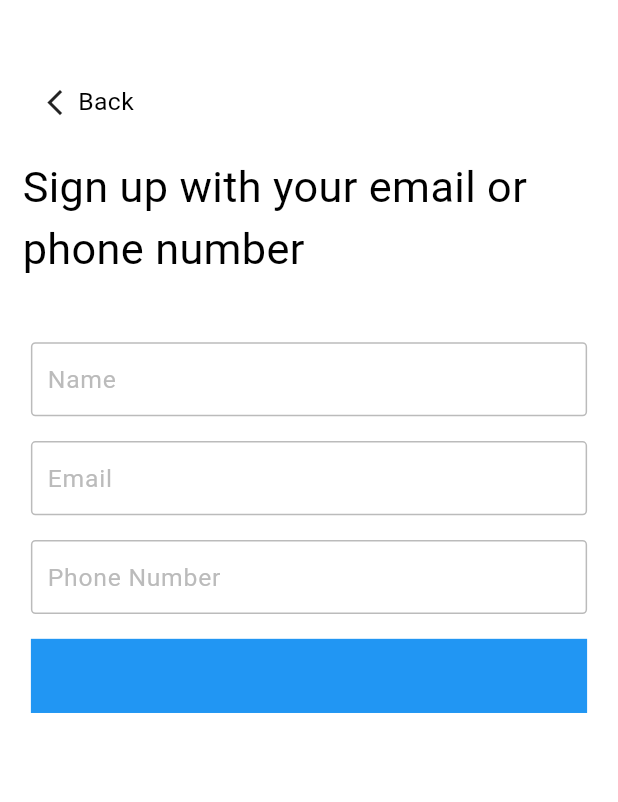
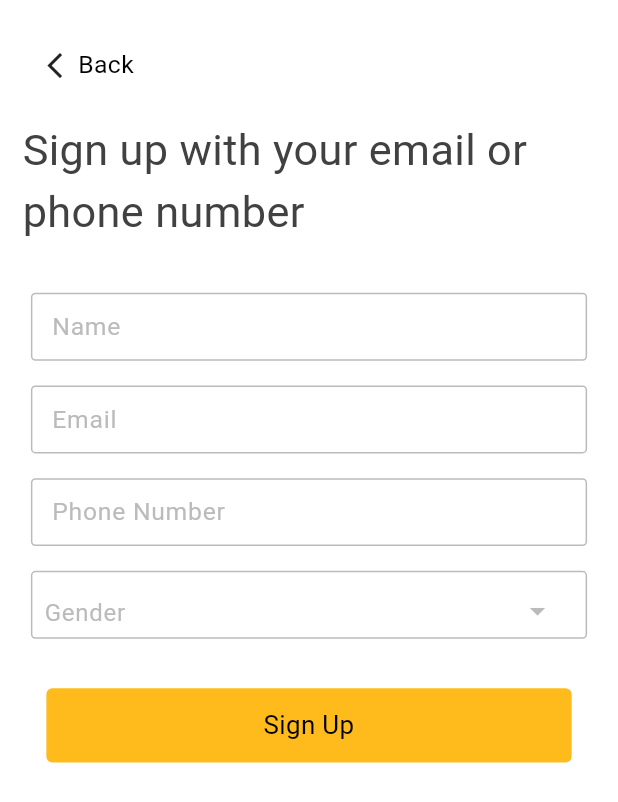
Before and after one commit to Cyber-Nut/GoSri, a Flutter app: the SignupScreen screen opened by its route, on a phone screen of 412 x 824 dp. Shown: the top 802 px of the screen. Run offline on Flutter 3.47's test engine with Material 3 defaults, Android fonts, the phone set to English and light mode, and no system bars; drawn by our look-alikes of dropdown_textfield.

Commit message:
created the input field in the sign up page

```diff
--- a/lib/authentication_screens/choose_role_screen.dart
+++ b/lib/authentication_screens/choose_role_screen.dart
@@ -46,7 +46,7 @@ class _ChooseRoleScreenState extends State<ChooseRoleScreen> {
         child: Column(
           children: [
             SizedBox(
-              height: MediaQuery.of(context).size.height * 0.05,
+              height: MediaQuery.of(context).size.height * 0.02,
             ),
 
             //Back Button
--- a/lib/authentication_screens/signup_screen.dart
+++ b/lib/authentication_screens/signup_screen.dart
@@ -1,5 +1,8 @@
 import 'package:flutter/material.dart';
+import 'package:gosri/components/colors.dart';
+import 'package:gosri/components/custom_button.dart';
 import 'package:gosri/components/input_field.dart';
+import 'package:dropdown_textfield/dropdown_textfield.dart';
 
 class SignupScreen extends StatefulWidget {
   const SignupScreen({super.key});
@@ -12,17 +15,24 @@ class _SignupScreenState extends State<SignupScreen> {
   final TextEditingController emailController = TextEditingController();
   final TextEditingController phoneController = TextEditingController();
   final TextEditingController nameController = TextEditingController();
+  final SingleValueDropDownController genderController =
+      SingleValueDropDownController();
+
+  void onSignUpHandler() {
+    print('Sign Up button pressed');
+  }
 
   @override
   Widget build(BuildContext context) {
     return SafeArea(
         child: Scaffold(
+      resizeToAvoidBottomInset: false,
       body: Padding(
         padding: const EdgeInsets.all(15.0),
         child: Column(
           children: [
             SizedBox(
-              height: MediaQuery.of(context).size.height * 0.05,
+              height: MediaQuery.of(context).size.height * 0.02,
             ),
 
             //Back Button
@@ -55,11 +65,12 @@ class _SignupScreenState extends State<SignupScreen> {
             Text(
               'Sign up with your email or phone number',
               style: TextStyle(
-                  fontSize: MediaQuery.of(context).size.height * 0.035),
+                  fontSize: MediaQuery.of(context).size.height * 0.035,
+                  color: AppColors.error),
             ),
 
             SizedBox(
-              height: MediaQuery.of(context).size.height * 0.05,
+              height: MediaQuery.of(context).size.height * 0.03,
             ),
 
             Container(
@@ -72,8 +83,9 @@ class _SignupScreenState extends State<SignupScreen> {
                 mainAxisAlignment: MainAxisAlignment.center,
                 crossAxisAlignment: CrossAxisAlignment.center,
                 children: [
+                  //Name
                   Container(
-                    height: MediaQuery.of(context).size.height * 0.06,
+                    height: MediaQuery.of(context).size.height * 0.055,
                     width: MediaQuery.of(context).size.width * 0.9,
                     // decoration: BoxDecoration(color: Colors.blue),
                     child: InputField(
@@ -81,11 +93,14 @@ class _SignupScreenState extends State<SignupScreen> {
                       controller: nameController,
                     ),
                   ),
+
                   SizedBox(
                     height: MediaQuery.of(context).size.height * 0.02,
                   ),
+
+                  //Email
                   Container(
-                    height: MediaQuery.of(context).size.height * 0.06,
+                    height: MediaQuery.of(context).size.height * 0.055,
                     width: MediaQuery.of(context).size.width * 0.9,
                     // decoration: BoxDecoration(color: Colors.blue),
                     child: InputField(
@@ -96,27 +111,73 @@ class _SignupScreenState extends State<SignupScreen> {
                   SizedBox(
                     height: MediaQuery.of(context).size.height * 0.02,
                   ),
+
+                  //Phone Number
                   Container(
-                    height: MediaQuery.of(context).size.height * 0.06,
+                    height: MediaQuery.of(context).size.height * 0.055,
                     width: MediaQuery.of(context).size.width * 0.9,
                     // decoration: BoxDecoration(color: Colors.blue),
                     child: InputField(
                       hintText: 'Phone Number',
                       keyboardType: TextInputType.number,
                       controller: phoneController,
+                      maxLength: 10,
                     ),
                   ),
+
                   SizedBox(
                     height: MediaQuery.of(context).size.height * 0.02,
                   ),
+
+                  //Gender Drop Down
                   Container(
-                    height: MediaQuery.of(context).size.height * 0.06,
-                    width: MediaQuery.of(context).size.width * 0.9,
-                    decoration: BoxDecoration(color: Colors.blue),
-                  ),
+                      height: MediaQuery.of(context).size.height * 0.055,
+                      width: MediaQuery.of(context).size.width * 0.9,
+                      decoration: BoxDecoration(
+                          border: Border.all(
+                            color: AppColors.surface,
+                          ),
+                          borderRadius: BorderRadius.circular(3)),
+                      child: Padding(
+                        padding: EdgeInsets.fromLTRB(8, 8, 8, 0),
+                        child: DropDownTextField(
+                          controller: genderController,
+                          clearOption: true,
+                          dropDownItemCount: 3,
+                          textFieldDecoration: InputDecoration(
+                              border: InputBorder.none,
+                              hintText: 'Gender',
+                              hintStyle: TextStyle(
+                                color: AppColors.surface,
+                              )),
+                          dropDownIconProperty:
+                              IconProperty(color: AppColors.surface),
+                          dropDownList: [
+                            DropDownValueModel(name: 'Male', value: 'Male'),
+                            DropDownValueModel(name: 'Female', value: 'Female'),
+                            DropDownValueModel(
+                                name: 'Prefer not to say',
+                                value: 'Prefer not to say')
+                          ],
+                        ),
+                      )),
                 ],
               ),
-            )
+            ),
+            SizedBox(
+              height: MediaQuery.of(context).size.height * 0.03,
+            ),
+            //Sign Up button
+            Container(
+                height: MediaQuery.of(context).size.height * 0.06,
+                width: MediaQuery.of(context).size.width * 0.85,
+                child: Expanded(
+                  child: CustomButton(
+                      title: "Sign Up",
+                      onPressed: onSignUpHandler,
+                      backgroundColor: AppColors.primary,
+                      borderColor: AppColors.primary),
+                )),
           ],
         ),
       ),
--- a/lib/components/custom_button.dart
+++ b/lib/components/custom_button.dart
@@ -34,7 +34,6 @@ class CustomButton extends StatelessWidget {
                   fontSize: MediaQuery.of(context).size.height * 0.021),
             ),
           ),
-          ),
-        ));
+        )));
   }
 }
--- a/lib/components/input_field.dart
+++ b/lib/components/input_field.dart
@@ -1,5 +1,6 @@
 import 'dart:ui';
 import 'package:flutter/material.dart';
+import 'package:flutter/services.dart';
 import 'package:gosri/components/colors.dart';
 
 class InputField extends StatelessWidget {
@@ -7,6 +8,7 @@ class InputField extends StatelessWidget {
   final TextEditingController? controller;
   final TextInputType? keyboardType;
   final bool obscureText;
+  final int maxLength;
 
   const InputField({
     Key? key,
@@ -14,30 +16,39 @@ class InputField extends StatelessWidget {
     this.controller,
     this.keyboardType,
     this.obscureText = false,
+    this.maxLength = 20,
   }) : super(key: key);
 
   @override
   Widget build(BuildContext context) {
     return Expanded(
-        child: Container(
-            decoration: BoxDecoration(
-                borderRadius: BorderRadius.circular(3),
-                border: Border.all(
-                  color: AppColors.surface,
-                )),
         child: TextField(
       controller: controller,
       keyboardType: keyboardType,
       obscureText: obscureText,
+      textAlignVertical: TextAlignVertical(y: -1),
+      maxLength: maxLength,
       decoration: InputDecoration(
+          counterText: '',
           hintText: hintText,
           hintStyle: TextStyle(
             color: AppColors.surface,
-                    fontSize: MediaQuery.of(context).size.height * 0.02),
-                border: InputBorder.none,
-                contentPadding:
-                    EdgeInsets.symmetric(horizontal: 10, vertical: 5),
+            fontSize: MediaQuery.of(context).size.height * 0.02,
           ),
-            )));
+          border: OutlineInputBorder(
+            borderRadius: BorderRadius.circular(3),
+          ),
+          contentPadding: EdgeInsets.symmetric(horizontal: 10, vertical: 5),
+          enabledBorder: OutlineInputBorder(
+              borderRadius: BorderRadius.circular(3),
+              borderSide: BorderSide(
+                color: AppColors.surface,
+              )),
+          focusedBorder: OutlineInputBorder(
+              borderRadius: BorderRadius.circular(3),
+              borderSide: BorderSide(
+                color: AppColors.surface,
+              ))),
+    ));
   }
 }
--- a/pubspec.yaml
+++ b/pubspec.yaml
@@ -34,6 +34,7 @@ dependencies:
   # The following adds the Cupertino Icons font to your application.
   # Use with the CupertinoIcons class for iOS style icons.
   cupertino_icons: ^1.0.8
+  dropdown_textfield: ^1.2.0
 
 dev_dependencies:
   flutter_test:
```
Also changed, not shown: pubspec.lock. Lines whose indentation alone changed are shown as unchanged.
